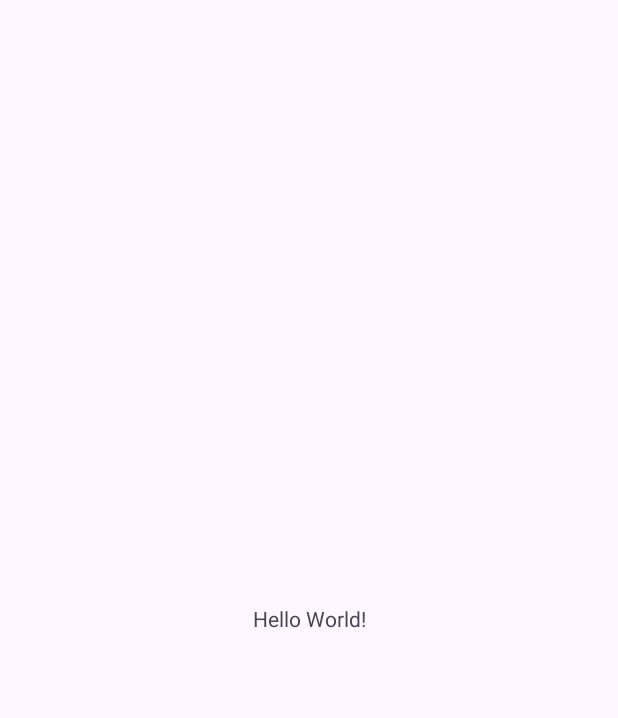
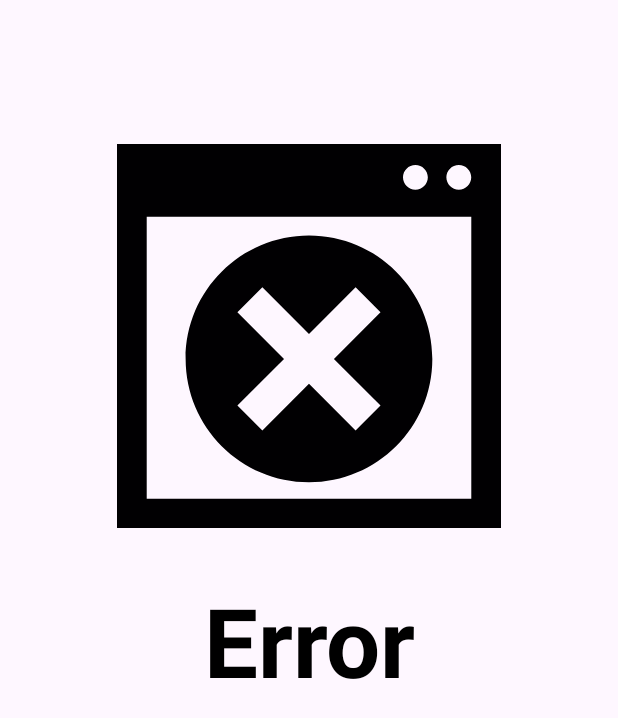
Before and after one commit to danieljalonso/marvelapp-2026, an Android app: the screen it shows after launch (MainActivity), on a phone screen of 412 x 824 dp. Before the commit the part shown is almost empty. Shown: the top 718 px of the screen. Run offline under Robolectric (Android 15) with nearby library versions, the phone set to English and light mode, and no system bars.

Commit message:
[WIP] Vista completada a medias

```diff
--- a/app/src/main/java/edu/iesam/marvelapp/features/superheroes/data/SuperHeroDataRepository.kt
+++ b/app/src/main/java/edu/iesam/marvelapp/features/superheroes/data/SuperHeroDataRepository.kt
@@ -1,12 +1,15 @@
 package edu.iesam.marvelapp.features.superheroes.data
 
 import edu.iesam.marvelapp.features.superheroes.data.local.xml.SuperHeroXmlLocalDataSource
+import edu.iesam.marvelapp.features.superheroes.data.remote.mock.SuperHeroMockRemoteDataSource
 import edu.iesam.marvelapp.features.superheroes.domain.SuperHero
 import edu.iesam.marvelapp.features.superheroes.domain.SuperHeroRepository
 
 // Clase encargada de gestionar la fuente de datos: xml, base de datos, API, etc.
 
-class SuperHeroDataRepository(private val xmlLocalDataSource: SuperHeroXmlLocalDataSource) : SuperHeroRepository {
+class SuperHeroDataRepository(
+    private val xmlLocalDataSource: SuperHeroXmlLocalDataSource
+) : SuperHeroRepository {
 
     override fun getAll(): List<SuperHero> {
         return xmlLocalDataSource.findAll()
--- a/app/src/main/java/edu/iesam/marvelapp/features/superheroes/data/local/xml/SuperHeroXmlLocalDataSource.kt
+++ b/app/src/main/java/edu/iesam/marvelapp/features/superheroes/data/local/xml/SuperHeroXmlLocalDataSource.kt
@@ -63,16 +63,12 @@ class SuperHeroXmlLocalDataSource (
 
     // Metodo para eliminar todos los superheroes
     fun deleteAll() {
-
         sharedPref.edit { remove(keySuperHero) }
-
     }
 
     // Metodo para eliminar un superheroe por su id
     fun deleteById(id: String) {
-
         save(findAll().filterNot { it.id == id })
-
     }
 
 }
--- a/app/src/main/java/edu/iesam/marvelapp/features/superheroes/domain/GetSuperHeroUseCase.kt
+++ b/app/src/main/java/edu/iesam/marvelapp/features/superheroes/domain/GetSuperHeroesUseCase.kt
@@ -1,6 +1,6 @@
 package edu.iesam.marvelapp.features.superheroes.domain
 
-class GetSuperHeroUseCase(private val superHeroRepository: SuperHeroRepository) {
+class GetSuperHeroesUseCase(private val superHeroRepository: SuperHeroRepository) {
 
     operator fun invoke(): List<SuperHero> {
         return superHeroRepository.getAll()
--- /dev/null
+++ b/app/src/main/java/edu/iesam/marvelapp/features/superheroes/presentation/SuperHeroListViewModel.kt
@@ -0,0 +1,38 @@
+package edu.iesam.marvelapp.features.superheroes.presentation
+
+import androidx.lifecycle.LiveData
+import androidx.lifecycle.MutableLiveData
+import androidx.lifecycle.ViewModel
+import androidx.lifecycle.viewmodel.initializer
+import androidx.lifecycle.viewmodel.viewModelFactory
+import edu.iesam.marvelapp.features.superheroes.domain.GetSuperHeroesUseCase
+import edu.iesam.marvelapp.features.superheroes.domain.SuperHero
+
+class SuperHeroListViewModel(
+    private val getSuperHeroesUseCase: GetSuperHeroesUseCase
+) : ViewModel() {
+
+    private val _uiState = MutableLiveData<UiState>()
+    val uiState: LiveData<UiState> = _uiState
+
+    fun loadSuperHeroes() {
+        // Mostramos el loading
+        _uiState.value = UiState(isLoading = true)
+
+        // Mostramos datos
+        _uiState.value = UiState(superHeroes = getSuperHeroesUseCase.invoke())
+    }
+
+    data class UiState(
+        val isLoading: Boolean = false,
+        val hasError: Boolean = false,
+        val superHeroes: List<SuperHero>? = null
+    )
+
+    companion object {
+        fun factory(getSuperHeroesUseCase: GetSuperHeroesUseCase) = viewModelFactory {
+            initializer { SuperHeroListViewModel(getSuperHeroesUseCase) }
+        }
+    }
+
+}
--- /dev/null
+++ b/app/src/main/res/drawable/error_svg.xml
@@ -0,0 +1,7 @@
+<vector xmlns:android="http://schemas.android.com/apk/res/android" android:height="24dp" android:viewportHeight="452.99" android:viewportWidth="452.99" android:width="24dp">
+
+    <path android:fillColor="#010002" android:pathData="M0,0v452.99h452.99V0H0zM403.22,24.66c8.13,0 14.67,6.56 14.67,14.63c0,8.11 -6.54,14.71 -14.67,14.71c-8.09,0 -14.67,-6.6 -14.67,-14.71C388.58,31.23 395.13,24.66 403.22,24.66zM352.04,24.66c8.05,0 14.65,6.56 14.65,14.63c0,8.11 -6.6,14.71 -14.65,14.71c-8.13,0 -14.67,-6.6 -14.67,-14.71C337.39,31.23 343.9,24.66 352.04,24.66zM417.95,418.62H35.05V85.7h382.9V418.62z"/>
+
+    <path android:fillColor="#010002" android:pathData="M226.49,398.95c80.39,0 145.49,-65.1 145.49,-145.43s-65.1,-145.49 -145.49,-145.49c-80.37,0 -145.52,65.17 -145.52,145.49C80.98,333.87 146.12,398.95 226.49,398.95zM142.04,198.52l29.44,-29.44l55.01,55.03l54.98,-55.03l29.38,29.44L255.89,253.5l54.98,54.94l-29.42,29.44l-54.96,-54.96l-55.01,54.98l-29.44,-29.44l54.98,-54.94L142.04,198.52z"/>
+
+</vector>
--- a/app/src/main/res/layout/activity_main.xml
+++ b/app/src/main/res/layout/activity_main.xml
@@ -1,19 +1,19 @@
 <?xml version="1.0" encoding="utf-8"?>
-<androidx.constraintlayout.widget.ConstraintLayout xmlns:android="http://schemas.android.com/apk/res/android"
-    xmlns:app="http://schemas.android.com/apk/res-auto"
-    xmlns:tools="http://schemas.android.com/tools"
+<FrameLayout xmlns:android="http://schemas.android.com/apk/res/android"
     android:id="@+id/main"
     android:layout_width="match_parent"
-    android:layout_height="match_parent"
-    tools:context=".MainActivity">
+    android:layout_height="match_parent">
 
-    <TextView
-        android:layout_width="wrap_content"
-        android:layout_height="wrap_content"
-        android:text="Hello World!"
-        app:layout_constraintBottom_toBottomOf="parent"
-        app:layout_constraintEnd_toEndOf="parent"
-        app:layout_constraintStart_toStartOf="parent"
-        app:layout_constraintTop_toTopOf="parent" />
+    <!-- Elementos -->
+    <include
+        android:id="@+id/superhero_layout"
+        layout="@layout/view_superhero_item" />
 
-</androidx.constraintlayout.widget.ConstraintLayout>
+    <!-- Loading -->
+
+    <!-- Error -->
+    <include
+        android:id="@+id/layout_error"
+        layout="@layout/view_error" />
+
+</FrameLayout>
--- /dev/null
+++ b/app/src/main/res/layout/view_error.xml
@@ -0,0 +1,26 @@
+<?xml version="1.0" encoding="utf-8"?>
+<LinearLayout xmlns:android="http://schemas.android.com/apk/res/android"
+    xmlns:tools="http://schemas.android.com/tools"
+    android:layout_width="match_parent"
+    android:layout_height="match_parent"
+    android:layout_margin="64dp"
+    android:orientation="vertical">
+
+    <ImageView
+        android:id="@+id/ImgError_svg"
+        android:layout_width="match_parent"
+        android:layout_height="256dp"
+        android:layout_marginTop="32dp"
+        android:src="@drawable/error_svg" />
+
+    <TextView
+        android:layout_width="match_parent"
+        android:layout_height="wrap_content"
+        android:layout_marginTop="32dp"
+        android:textAlignment="center"
+        android:textSize="64sp"
+        android:textStyle="bold"
+        android:textColor="@color/black"
+        android:text="Error" />
+
+</LinearLayout>
--- /dev/null
+++ b/app/src/main/res/layout/view_superhero_item.xml
@@ -0,0 +1,34 @@
+<?xml version="1.0" encoding="utf-8"?>
+<androidx.constraintlayout.widget.ConstraintLayout xmlns:android="http://schemas.android.com/apk/res/android"
+    xmlns:app="http://schemas.android.com/apk/res-auto"
+    xmlns:tools="http://schemas.android.com/tools"
+    android:layout_width="match_parent"
+    android:layout_height="match_parent"
+    android:layout_margin="@dimen/spacing_vertical">
+
+    <ImageView
+        android:id="@+id/superhero_image"
+        app:layout_constraintStart_toStartOf="parent"
+        app:layout_constraintTop_toTopOf="parent"
+        android:layout_width="@dimen/image_xl"
+        android:layout_height="@dimen/image_xl"
+        tools:src="@tools:sample/avatars" />
+
+    <TextView
+        android:id="@+id/superhero_name"
+        app:layout_constraintTop_toTopOf="@id/superhero_image"
+        app:layout_constraintStart_toEndOf="@id/superhero_image"
+        android:layout_width="wrap_content"
+        android:layout_height="wrap_content"
+        android:layout_marginHorizontal="@dimen/spacing_horizontal"
+        tools:text="SuperWoman" />
+
+    <TextView
+        android:id="@+id/superhero_slug"
+        app:layout_constraintTop_toBottomOf="@id/superhero_name"
+        app:layout_constraintStart_toStartOf="@id/superhero_name"
+        android:layout_width="wrap_content"
+        android:layout_height="wrap_content"
+        tools:text="super-woman" />
+
+</androidx.constraintlayout.widget.ConstraintLayout>
--- /dev/null
+++ b/app/src/main/res/values/dimens.xml
@@ -0,0 +1,6 @@
+<?xml version="1.0" encoding="utf-8"?>
+<resources>
+    <dimen name="spacing_vertical">16dp</dimen>
+    <dimen name="spacing_horizontal">16dp</dimen>
+    <dimen name="image_xl">120dp</dimen>
+</resources>
```
